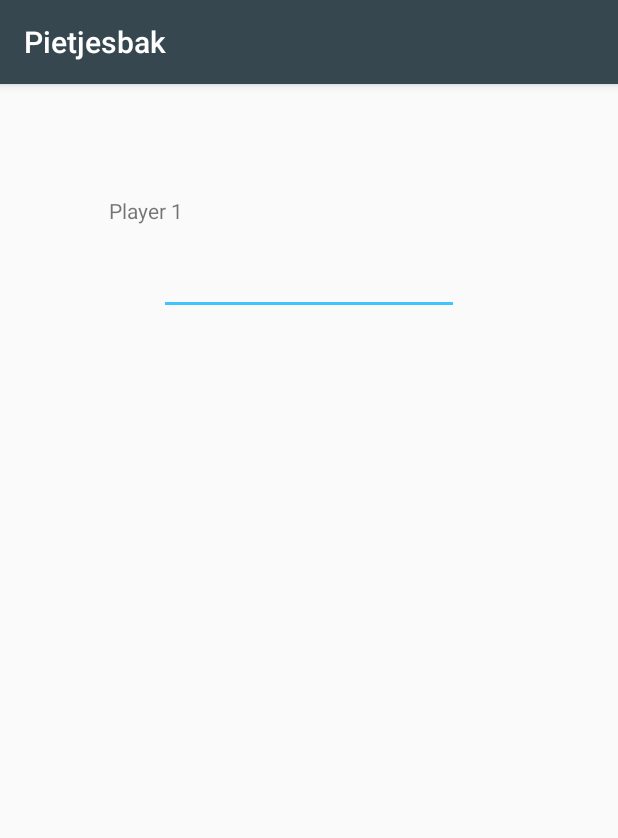
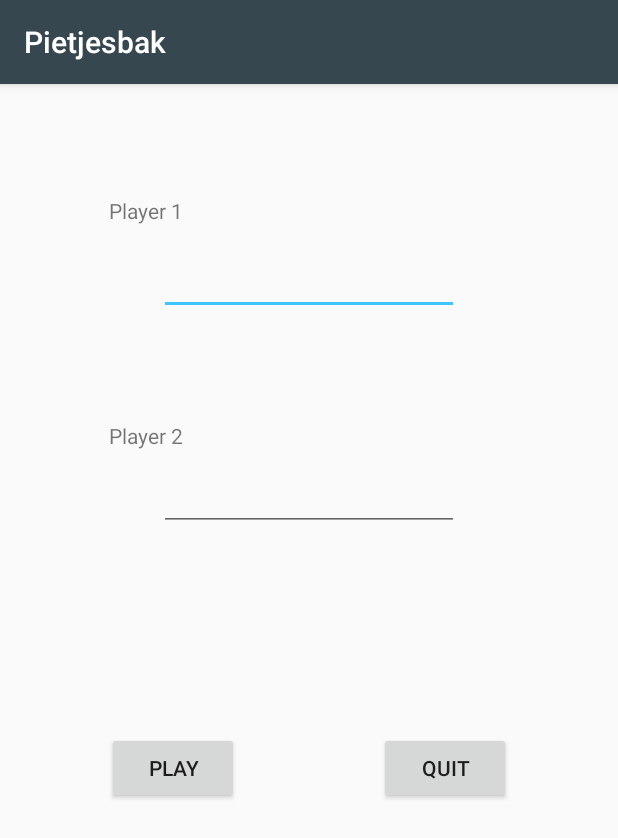
Before and after one commit to DemRossi/Pietjesbak, an Android app: the screen it shows after launch (MainActivity), on a phone screen of 412 x 824 dp. Shown: the top 838 px of the screen. Run offline under Robolectric (Android 15) with nearby library versions, the phone set to English and light mode, and no system bars.

Commit message:
Added buttons in the first screen

```diff
--- a/app/src/main/res/layout/activity_main.xml
+++ b/app/src/main/res/layout/activity_main.xml
@@ -28,6 +28,48 @@
         app:layout_constraintRight_toRightOf="parent"
         app:layout_constraintTop_toTopOf="parent"
         app:layout_constraintVertical_bias="0.15" />
-
+    <TextView
+        android:id="@+id/textViewPlayer2"
+        android:layout_width="wrap_content"
+        android:layout_height="wrap_content"
+        android:text="Player 2"
+        app:layout_constraintBottom_toBottomOf="parent"
+        app:layout_constraintHorizontal_bias="0.2"
+        app:layout_constraintLeft_toLeftOf="parent"
+        app:layout_constraintRight_toRightOf="parent"
+        app:layout_constraintTop_toTopOf="parent"
+        app:layout_constraintVertical_bias="0.3" />
+    <EditText
+        android:id="@+id/inputPlayer2"
+        android:layout_width="200dp"
+        android:layout_height="wrap_content"
+        app:layout_constraintBottom_toBottomOf="parent"
+        app:layout_constraintHorizontal_bias="0.5"
+        app:layout_constraintLeft_toLeftOf="parent"
+        app:layout_constraintRight_toRightOf="parent"
+        app:layout_constraintTop_toTopOf="parent"
+        app:layout_constraintVertical_bias="0.35" />
+    <Button
+        android:id="@+id/playBtn"
+        android:layout_width="wrap_content"
+        android:layout_height="wrap_content"
+        android:text="Play"
+        app:layout_constraintBottom_toBottomOf="parent"
+        app:layout_constraintHorizontal_bias="0.22"
+        app:layout_constraintLeft_toLeftOf="parent"
+        app:layout_constraintRight_toRightOf="parent"
+        app:layout_constraintTop_toTopOf="parent"
+        app:layout_constraintVertical_bias="0.6" />
+    <Button
+        android:id="@+id/exitBtn"
+        android:layout_width="wrap_content"
+        android:layout_height="wrap_content"
+        android:text="Quit"
+        app:layout_constraintBottom_toBottomOf="parent"
+        app:layout_constraintHorizontal_bias="0.78"
+        app:layout_constraintLeft_toLeftOf="parent"
+        app:layout_constraintRight_toRightOf="parent"
+        app:layout_constraintTop_toTopOf="parent"
+        app:layout_constraintVertical_bias="0.6" />
 
 </androidx.constraintlayout.widget.ConstraintLayout>
```
